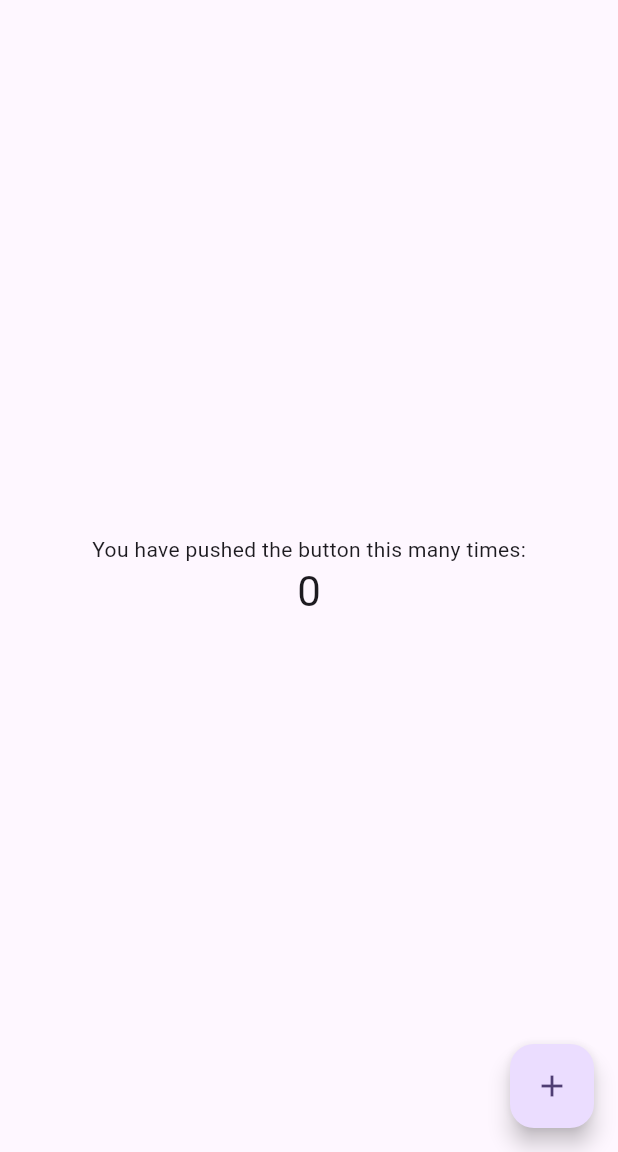
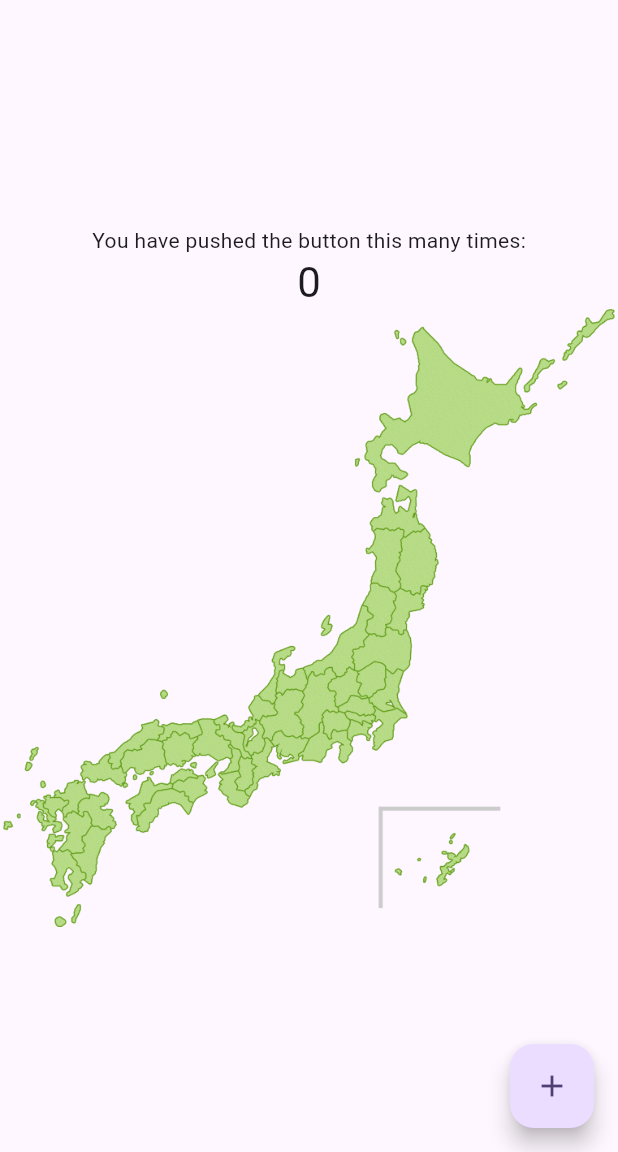
Before and after one commit to MisonikomiUdonNoMisoaji/trip-record-map, a Flutter app: the screen it shows after launch, on a phone screen of 412 x 824 dp, the part 84-1236 px from its top. Run offline on Flutter 3.47's test engine with Material 2 defaults, Android fonts, the phone set to English and light mode, and no system bars.

Commit message:
日本地図の表示

```diff
--- a/lib/main.dart
+++ b/lib/main.dart
@@ -56,6 +56,7 @@ class _MyHomePageState extends State<MyHomePage> {
               '$_counter',
               style: Theme.of(context).textTheme.headlineMedium,
             ),
+            Image.asset('images/japan.png')
           ],
         ),
       ),
```
